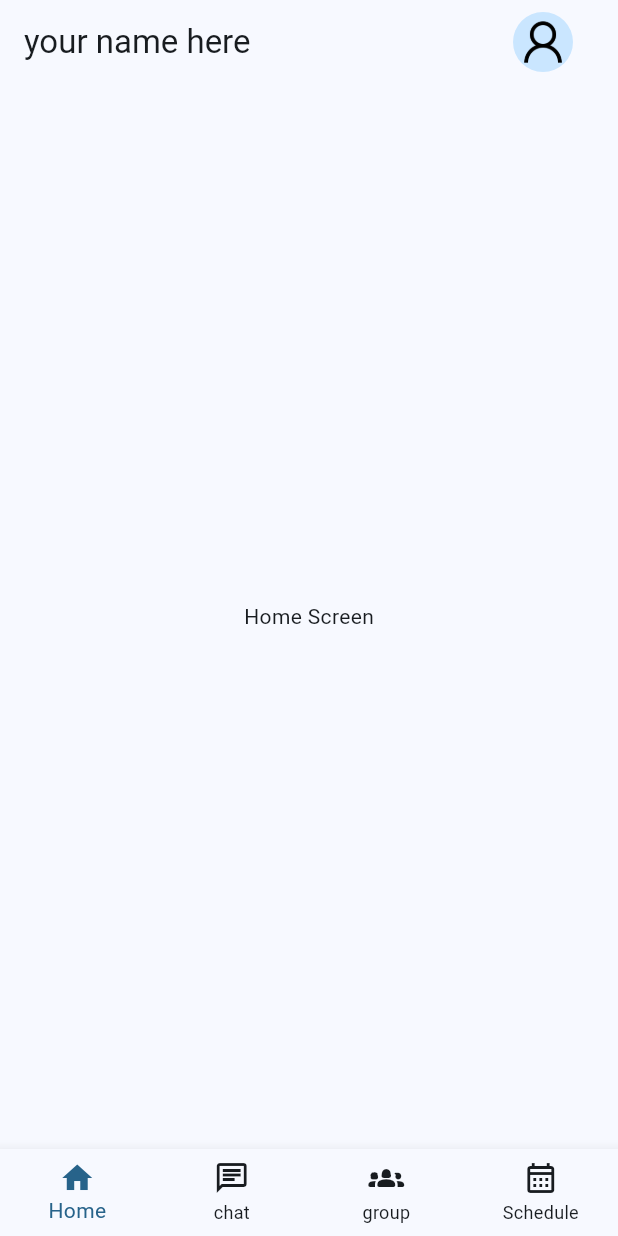
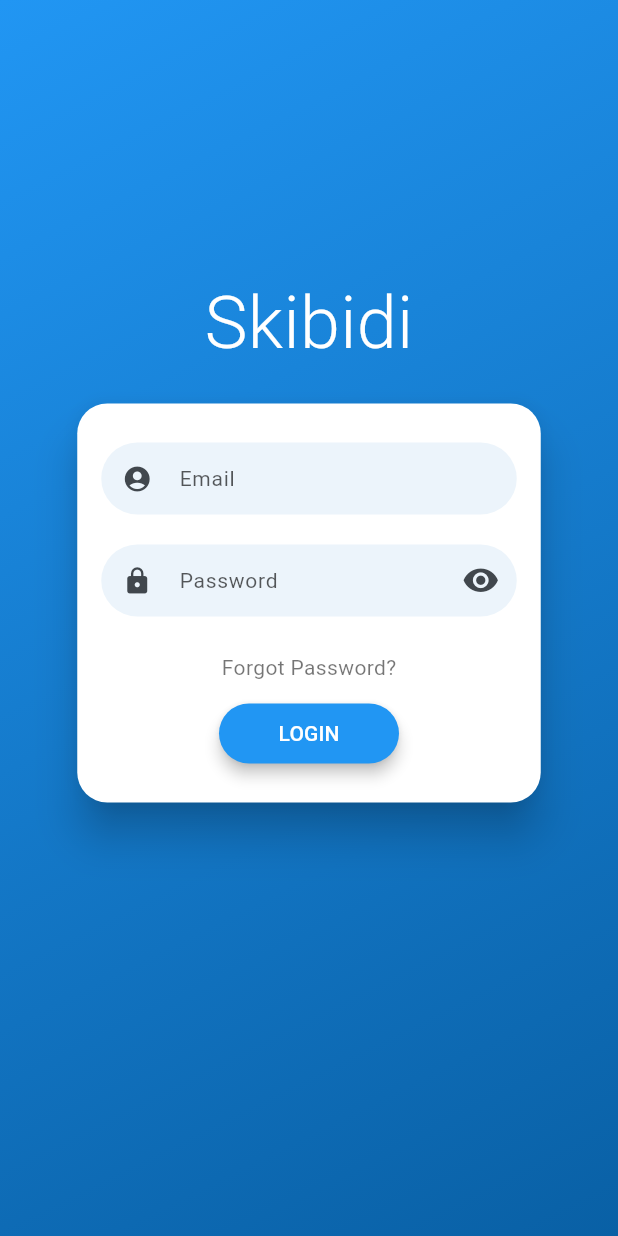
Before and after one commit to ScuffedTofu01/SE-groupChat, a Flutter app: the screen it shows after launch, on a phone screen of 412 x 824 dp. Run offline on Flutter 3.47's test engine with Material 3 defaults, Android fonts, the phone set to English and light mode, and no system bars; drawn by our look-alikes of flutter_login; our stand-ins replace adaptive_theme, firebase_core; accounts and stored records are empty.

Commit message:
Add login page(place holder)

```diff
--- a/lib/main.dart
+++ b/lib/main.dart
@@ -1,5 +1,6 @@
 import 'package:adaptive_theme/adaptive_theme.dart';
 import 'package:chatapp/firebase_options.dart';
+import 'package:chatapp/main_screen/login_page.dart';
 import 'package:flutter/material.dart';
 import 'main_screen/start_screen.dart';
 import 'package:firebase_core/firebase_core.dart';
@@ -37,7 +38,7 @@ class MyApp extends StatelessWidget {
         title: 'Flutter Demo',
         theme: theme,
         darkTheme: darkTheme,
-        home: const StartScreen(),
+        home: const LoginPage(),
       ),
     );
   }
--- /dev/null
+++ b/lib/main_screen/login_page.dart
@@ -0,0 +1,36 @@
+import 'package:flutter/material.dart';
+import 'package:flutter_login/flutter_login.dart';
+import 'start_screen.dart';
+
+class LoginPage extends StatelessWidget {
+  const LoginPage({super.key});
+
+  Duration get loadingTime => const Duration(milliseconds: 1000);
+
+  Future<String?> _authUser(LoginData data) {
+    return Future.delayed(loadingTime, () => null);
+  }
+
+  Future<String?> _recoverPassword(String name) {
+    return Future.delayed(loadingTime, () => null);
+  }
+
+  @override
+  Widget build(BuildContext context) {
+    return FlutterLogin(
+      title: 'Skibidi',
+      onLogin: _authUser,
+      onRecoverPassword: _recoverPassword,
+      onSubmitAnimationCompleted: () {
+        Navigator.of(context).pushReplacement(
+          MaterialPageRoute(builder: (context) => const StartScreen()),
+        );
+      },
+      theme: LoginTheme(
+        primaryColor: Colors.blue,
+        accentColor: Colors.white,
+        cardTheme: CardTheme(color: Colors.white),
+      ),
+    );
+  }
+}
```
Also changed, not shown: pubspec.yaml (+11 -0 lines), pubspec.lock, 5 other files.
